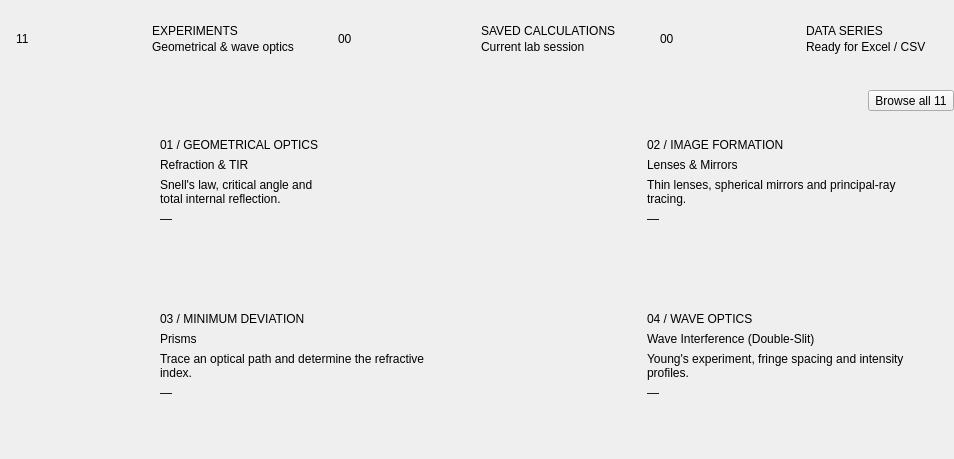
Before: the Qt Designer form src/ui/DashboardPage.ui in movdy2/Physics_Optical_Assistant, drawn with Qt 5.
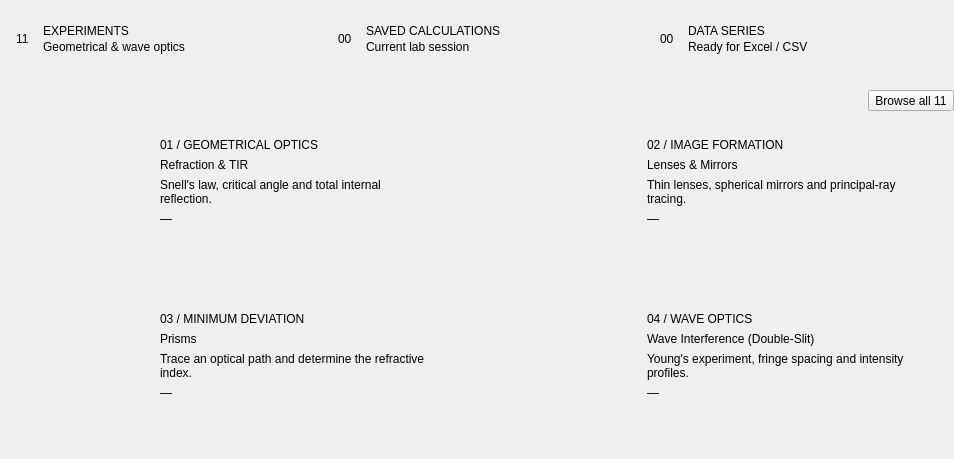
After: the same form once the commit is applied.

Commit message: Encode Qt Designer stretch factors on layouts

What changed in the file:
```diff
--- a/src/ui/DashboardPage.ui
+++ b/src/ui/DashboardPage.ui
@@ -2,19 +2,19 @@
 <ui version="4.0">
  <class>DashboardPage</class>
  <widget class="QWidget" name="DashboardPage">
-  <layout class="QVBoxLayout" name="dashboardCenterLayout">
+  <layout class="QVBoxLayout" name="dashboardCenterLayout" stretch="0,0,1">
    <property name="spacing"><number>12</number></property>
    <property name="leftMargin"><number>0</number></property><property name="topMargin"><number>0</number></property><property name="rightMargin"><number>0</number></property><property name="bottomMargin"><number>0</number></property>
    <item>
-    <layout class="QHBoxLayout" name="metricsLayout">
+    <layout class="QHBoxLayout" name="metricsLayout" stretch="1,1,1">
      <property name="spacing"><number>12</number></property>
-     <item stretch="1">
+     <item>
       <widget class="QFrame" name="metricExperimentsCard">
        <property name="frameShape"><enum>QFrame::NoFrame</enum></property>
-       <layout class="QHBoxLayout" name="experimentsMetricLayout">
+       <layout class="QHBoxLayout" name="experimentsMetricLayout" stretch="0,1">
         <property name="spacing"><number>14</number></property><property name="leftMargin"><number>16</number></property><property name="topMargin"><number>14</number></property><property name="rightMargin"><number>16</number></property><property name="bottomMargin"><number>14</number></property>
         <item><widget class="QLabel" name="experimentCount"><property name="text"><string>11</string></property></widget></item>
-        <item stretch="1">
+        <item>
          <layout class="QVBoxLayout" name="experimentsMetricTextLayout">
           <property name="spacing"><number>2</number></property>
           <item><spacer name="experimentsMetricTopSpacer"><property name="orientation"><enum>Qt::Vertical</enum></property><property name="sizeHint" stdset="0"><size><width>20</width><height>10</height></size></property></spacer></item>
@@ -28,13 +28,13 @@
       </widget>
 
      </item>
-     <item stretch="1">
+     <item>
       <widget class="QFrame" name="savedMetricCard">
        <property name="frameShape"><enum>QFrame::NoFrame</enum></property>
-       <layout class="QHBoxLayout" name="savedMetricLayout">
+       <layout class="QHBoxLayout" name="savedMetricLayout" stretch="0,1">
         <property name="spacing"><number>14</number></property><property name="leftMargin"><number>16</number></property><property name="topMargin"><number>14</number></property><property name="rightMargin"><number>16</number></property><property name="bottomMargin"><number>14</number></property>
         <item><widget class="QLabel" name="savedValue"><property name="text"><string>00</string></property></widget></item>
-        <item stretch="1">
+        <item>
          <layout class="QVBoxLayout" name="savedMetricTextLayout">
           <property name="spacing"><number>2</number></property>
           <item><spacer name="savedMetricTopSpacer"><property name="orientation"><enum>Qt::Vertical</enum></property><property name="sizeHint" stdset="0"><size><width>20</width><height>10</height></size></property></spacer></item>
@@ -48,13 +48,13 @@
       </widget>
 
      </item>
-     <item stretch="1">
+     <item>
       <widget class="QFrame" name="seriesMetricCard">
        <property name="frameShape"><enum>QFrame::NoFrame</enum></property>
-       <layout class="QHBoxLayout" name="seriesMetricLayout">
+       <layout class="QHBoxLayout" name="seriesMetricLayout" stretch="0,1">
         <property name="spacing"><number>14</number></property><property name="leftMargin"><number>16</number></property><property name="topMargin"><number>14</number></property><property name="rightMargin"><number>16</number></property><property name="bottomMargin"><number>14</number></property>
         <item><widget class="QLabel" name="seriesValue"><property name="text"><string>00</string></property></widget></item>
-        <item stretch="1">
+        <item>
          <layout class="QVBoxLayout" name="seriesMetricTextLayout">
           <property name="spacing"><number>2</number></property>
           <item><spacer name="seriesMetricTopSpacer"><property name="orientation"><enum>Qt::Vertical</enum></property><property name="sizeHint" stdset="0"><size><width>20</width><height>10</height></size></property></spacer></item>
@@ -82,15 +82,15 @@
      </item>
     </layout>
    </item>
-   <item stretch="1">
+   <item>
     <layout class="QGridLayout" name="featuredGridLayout">
      <property name="spacing"><number>12</number></property>
      <item row="0" column="0">
       <widget class="QFrame" name="featureCard1">
        <property name="sizePolicy"><sizepolicy hsizetype="Expanding" vsizetype="Expanding"><horstretch>0</horstretch><verstretch>0</verstretch></sizepolicy></property><property name="frameShape"><enum>QFrame::NoFrame</enum></property>
-       <layout class="QHBoxLayout" name="featureCard1Layout"><property name="spacing"><number>15</number></property><property name="leftMargin"><number>15</number></property><property name="topMargin"><number>15</number></property><property name="rightMargin"><number>15</number></property><property name="bottomMargin"><number>15</number></property>
+       <layout class="QHBoxLayout" name="featureCard1Layout" stretch="0,1,0"><property name="spacing"><number>15</number></property><property name="leftMargin"><number>15</number></property><property name="topMargin"><number>15</number></property><property name="rightMargin"><number>15</number></property><property name="bottomMargin"><number>15</number></property>
         <item><widget class="QWidget" name="previewIconSlot1"><property name="minimumSize"><size><width>130</width><height>132</height></size></property><layout class="QVBoxLayout" name="previewIconLayout1"><property name="leftMargin"><number>0</number></property><property name="topMargin"><number>0</number></property><property name="rightMargin"><number>0</number></property><property name="bottomMargin"><number>0</number></property></layout></widget></item>
-        <item stretch="1">
+        <item>
          <layout class="QVBoxLayout" name="featureTextLayout1"><property name="spacing"><number>6</number></property>
           <item><widget class="QLabel" name="featureKicker1"><property name="text"><string>01 / GEOMETRICAL OPTICS</string></property></widget></item>
           <item><widget class="QLabel" name="featureTitle1"><property name="text"><string>Refraction &amp; TIR</string></property><property name="wordWrap"><bool>true</bool></property></widget></item>
@@ -109,9 +109,9 @@
      <item row="0" column="1">
       <widget class="QFrame" name="featureCard2">
        <property name="sizePolicy"><sizepolicy hsizetype="Expanding" vsizetype="Expanding"><horstretch>0</horstretch><verstretch>0</verstretch></sizepolicy></property><property name="frameShape"><enum>QFrame::NoFrame</enum></property>
-       <layout class="QHBoxLayout" name="featureCard2Layout"><property name="spacing"><number>15</number></property><property name="leftMargin"><number>15</number></property><property name="topMargin"><number>15</number></property><property name="rightMargin"><number>15</number></property><property name="bottomMargin"><number>15</number></property>
+       <layout class="QHBoxLayout" name="featureCard2Layout" stretch="0,1,0"><property name="spacing"><number>15</number></property><property name="leftMargin"><number>15</number></property><property name="topMargin"><number>15</number></property><property name="rightMargin"><number>15</number></property><property name="bottomMargin"><number>15</number></property>
         <item><widget class="QWidget" name="previewIconSlot2"><property name="minimumSize"><size><width>130</width><height>132</height></size></property><layout class="QVBoxLayout" name="previewIconLayout2"><property name="leftMargin"><number>0</number></property><property name="topMargin"><number>0</number></property><property name="rightMargin"><number>0</number></property><property name="bottomMargin"><number>0</number></property></layout></widget></item>
-        <item stretch="1">
+        <item>
          <layout class="QVBoxLayout" name="featureTextLayout2"><property name="spacing"><number>6</number></property>
           <item><widget class="QLabel" name="featureKicker2"><property name="text"><string>02 / IMAGE FORMATION</string></property></widget></item>
           <item><widget class="QLabel" name="featureTitle2"><property name="text"><string>Lenses &amp; Mirrors</string></property><property name="wordWrap"><bool>true</bool></property></widget></item>
@@ -128,9 +128,9 @@
      <item row="1" column="0">
       <widget class="QFrame" name="featureCard3">
        <property name="sizePolicy"><sizepolicy hsizetype="Expanding" vsizetype="Expanding"><horstretch>0</horstretch><verstretch>0</verstretch></sizepolicy></property><property name="frameShape"><enum>QFrame::NoFrame</enum></property>
-       <layout class="QHBoxLayout" name="featureCard3Layout"><property name="spacing"><number>15</number></property><property name="leftMargin"><number>15</number></property><property name="topMargin"><number>15</number></property><property name="rightMargin"><number>15</number></property><property name="bottomMargin"><number>15</number></property>
+       <layout class="QHBoxLayout" name="featureCard3Layout" stretch="0,1,0"><property name="spacing"><number>15</number></property><property name="leftMargin"><number>15</number></property><property name="topMargin"><number>15</number></property><property name="rightMargin"><number>15</number></property><property name="bottomMargin"><number>15</number></property>
         <item><widget class="QWidget" name="previewIconSlot3"><property name="minimumSize"><size><width>130</width><height>132</height></size></property><layout class="QVBoxLayout" name="previewIconLayout3"><property name="leftMargin"><number>0</number></property><property name="topMargin"><number>0</number></property><property name="rightMargin"><number>0</number></property><property name="bottomMargin"><number>0</number></property></layout></widget></item>
-        <item stretch="1">
+        <item>
          <layout class="QVBoxLayout" name="featureTextLayout3"><property name="spacing"><number>6</number></property>
           <item><widget class="QLabel" name="featureKicker3"><property name="text"><string>03 / MINIMUM DEVIATION</string></property></widget></item>
           <item><widget class="QLabel" name="featureTitle3"><property name="text"><string>Prisms</string></property><property name="wordWrap"><bool>true</bool></property></widget></item>
@@ -147,9 +147,9 @@
      <item row="1" column="1">
       <widget class="QFrame" name="featureCard4">
        <property name="sizePolicy"><sizepolicy hsizetype="Expanding" vsizetype="Expanding"><horstretch>0</horstretch><verstretch>0</verstretch></sizepolicy></property><property name="frameShape"><enum>QFrame::NoFrame</enum></property>
-       <layout class="QHBoxLayout" name="featureCard4Layout"><property name="spacing"><number>15</number></property><property name="leftMargin"><number>15</number></property><property name="topMargin"><number>15</number></property><property name="rightMargin"><number>15</number></property><property name="bottomMargin"><number>15</number></property>
+       <layout class="QHBoxLayout" name="featureCard4Layout" stretch="0,1,0"><property name="spacing"><number>15</number></property><property name="leftMargin"><number>15</number></property><property name="topMargin"><number>15</number></property><property name="rightMargin"><number>15</number></property><property name="bottomMargin"><number>15</number></property>
         <item><widget class="QWidget" name="previewIconSlot4"><property name="minimumSize"><size><width>130</width><height>132</height></size></property><layout class="QVBoxLayout" name="previewIconLayout4"><property name="leftMargin"><number>0</number></property><property name="topMargin"><number>0</number></property><property name="rightMargin"><number>0</number></property><property name="bottomMargin"><number>0</number></property></layout></widget></item>
-        <item stretch="1">
+        <item>
          <layout class="QVBoxLayout" name="featureTextLayout4"><property name="spacing"><number>6</number></property>
           <item><widget class="QLabel" name="featureKicker4"><property name="text"><string>04 / WAVE OPTICS</string></property></widget></item>
           <item><widget class="QLabel" name="featureTitle4"><property name="text"><string>Wave Interference (Double-Slit)</string></property><property name="wordWrap"><bool>true</bool></property></widget></item>
```
The commit also changes 13 other files.
